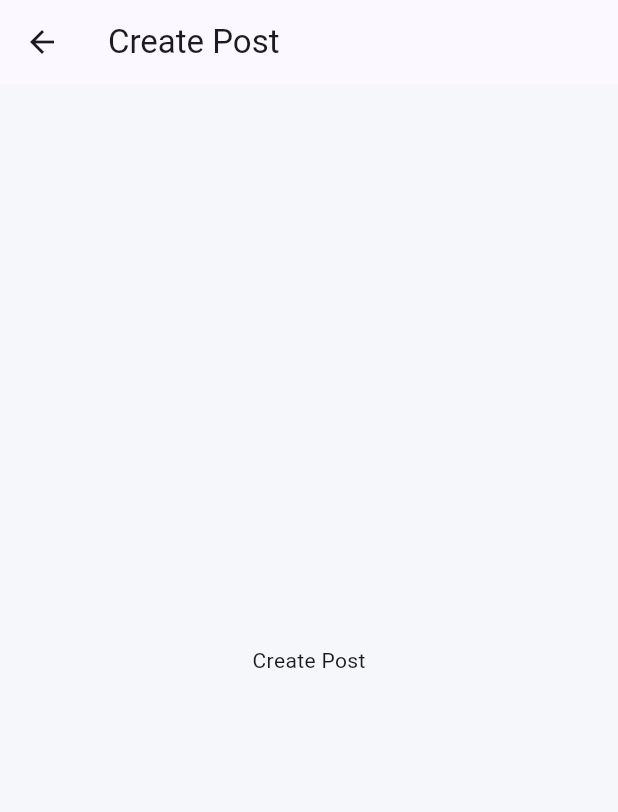
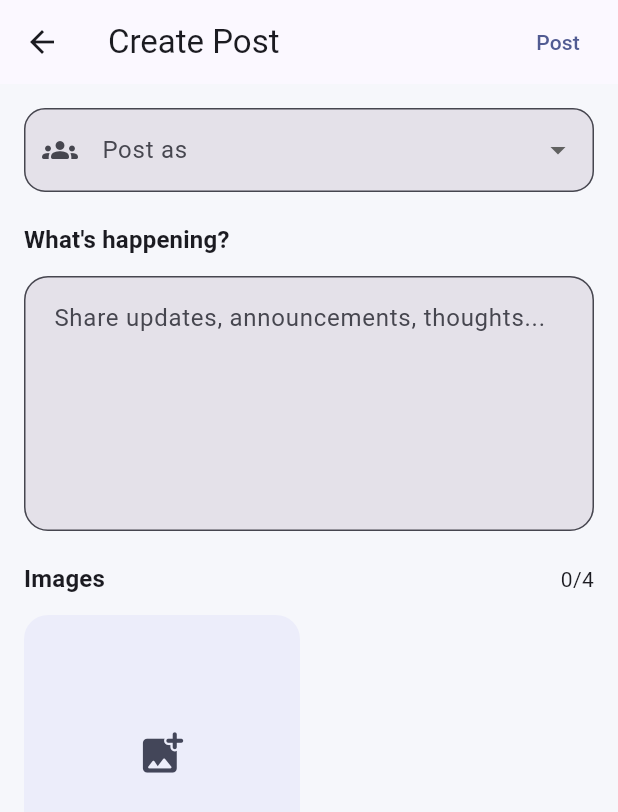
Before and after one commit to malijaffri/fccu_societies_hub, a Flutter app: the screen it shows after launch, after a tap on "Post", on a phone screen of 412 x 824 dp. Shown: the top 812 px of the screen. Run offline on Flutter 3.47's test engine with Material 3 defaults, Android fonts, the phone set to English and light mode, and no system bars; our stand-ins replace go_router, image_picker; network calls fail.

Commit message:
Implement create post functionality with media picker and society selector

```diff
--- a/lib/core/utils/number_formatter.dart
+++ b/lib/core/utils/number_formatter.dart
@@ -1,7 +1,9 @@
 import 'package:intl/intl.dart';
 
 String formatNumber(int number) {
-  if (number < 1000) return number.toString();
+  if (number < 1000) {
+    return number.toString();
+  }
 
   return NumberFormat.compact().format(number);
 }
--- a/lib/core/utils/time_formatter.dart
+++ b/lib/core/utils/time_formatter.dart
@@ -12,11 +12,21 @@ class TimeFormatter {
   static String formatPast(DateTime time) {
     final difference = DateTime.now().difference(time);
 
-    if (difference.inSeconds < 10) return 'Just now';
-    if (difference.inMinutes < 1) return '${difference.inSeconds}s ago';
-    if (difference.inHours < 1) return '${difference.inMinutes}m ago';
-    if (difference.inDays < 1) return '${difference.inHours}h ago';
-    if (difference.inDays < 7) return '${difference.inDays}d ago';
+    if (difference.inSeconds < 10) {
+      return 'Just now';
+    }
+    if (difference.inMinutes < 1) {
+      return '${difference.inSeconds}s ago';
+    }
+    if (difference.inHours < 1) {
+      return '${difference.inMinutes}m ago';
+    }
+    if (difference.inDays < 1) {
+      return '${difference.inHours}h ago';
+    }
+    if (difference.inDays < 7) {
+      return '${difference.inDays}d ago';
+    }
 
     return DateFormat.yMMMd().format(time);
   }
@@ -24,11 +34,21 @@ class TimeFormatter {
   static String formatFuture(DateTime time) {
     final difference = time.difference(DateTime.now());
 
-    if (difference.inSeconds < 10) return 'Now';
-    if (difference.inMinutes < 1) return 'In ${difference.inSeconds}s';
-    if (difference.inHours < 1) return 'In ${difference.inMinutes}m';
-    if (difference.inDays < 1) return 'In ${difference.inHours}h';
-    if (difference.inDays < 7) return 'In ${difference.inDays}d';
+    if (difference.inSeconds < 10) {
+      return 'Now';
+    }
+    if (difference.inMinutes < 1) {
+      return 'In ${difference.inSeconds}s';
+    }
+    if (difference.inHours < 1) {
+      return 'In ${difference.inMinutes}m';
+    }
+    if (difference.inDays < 1) {
+      return 'In ${difference.inHours}h';
+    }
+    if (difference.inDays < 7) {
+      return 'In ${difference.inDays}d';
+    }
 
     return DateFormat.yMMMd().format(time);
   }
--- a/lib/features/create_post/screens/create_post_screen.dart
+++ b/lib/features/create_post/screens/create_post_screen.dart
@@ -1,12 +1,161 @@
+import 'dart:io';
+
 import 'package:flutter/material.dart';
+import 'package:image_picker/image_picker.dart';
 
-class CreatePostScreen extends StatelessWidget {
+import 'package:fccu_societies_hub/core/theme/app_spacing.dart';
+import 'package:fccu_societies_hub/features/create_post/widgets/media_picker_section.dart';
+import 'package:fccu_societies_hub/features/create_post/widgets/post_composer_field.dart';
+import 'package:fccu_societies_hub/features/create_post/widgets/society_selector.dart';
+import 'package:fccu_societies_hub/mock/mock_societies.dart';
+
+class CreatePostScreen extends StatefulWidget {
   const CreatePostScreen({super.key});
 
   @override
-  Widget build(BuildContext context) => Scaffold(
-    appBar: AppBar(title: const Text('Create Post')),
+  State<CreatePostScreen> createState() => _CreatePostScreenState();
+}
 
-    body: const Center(child: Text('Create Post')),
-  );
+class _CreatePostScreenState extends State<CreatePostScreen> {
+  final _contentController = TextEditingController();
+
+  final List<File> _selectedImages = [];
+
+  String? _selectedSocietyId;
+
+  bool _isSubmitting = false;
+
+  @override
+  void dispose() {
+    _contentController.dispose();
+
+    super.dispose();
+  }
+
+  Future<void> _pickImages() async {
+    if (_selectedImages.length >= 4) {
+      return;
+    }
+
+    final picker = ImagePicker();
+
+    final images = await picker.pickMultiImage(imageQuality: 85);
+
+    if (images.isEmpty) {
+      return;
+    }
+
+    final remainingSlots = 4 - _selectedImages.length;
+
+    final limitedImages = images.take(remainingSlots);
+
+    setState(() => _selectedImages.addAll(limitedImages.map((image) => File(image.path))));
+  }
+
+  void _removeImage(File image) {
+    setState(() => _selectedImages.remove(image));
+  }
+
+  Future<void> _submit() async {
+    FocusScope.of(context).unfocus();
+
+    if (_selectedSocietyId == null) {
+      _showError('Please select a society.');
+
+      return;
+    }
+
+    if (_contentController.text.trim().isEmpty && _selectedImages.isEmpty) {
+      _showError('Your post is empty.');
+
+      return;
+    }
+
+    setState(() => _isSubmitting = true);
+
+    await Future.delayed(const Duration(seconds: 1));
+
+    if (!mounted) {
+      return;
+    }
+
+    Navigator.pop(context);
+  }
+
+  void _showError(String message) {
+    ScaffoldMessenger.of(context).showSnackBar(SnackBar(content: Text(message)));
+  }
+
+  @override
+  Widget build(BuildContext context) {
+    final theme = Theme.of(context);
+
+    return Scaffold(
+      appBar: AppBar(
+        title: const Text('Create Post'),
+
+        actions: [
+          Padding(
+            padding: const .only(right: AppSpacing.s_8),
+
+            child: TextButton(
+              onPressed: _isSubmitting ? null : _submit,
+
+              child: _isSubmitting
+                  ? const SizedBox(width: 18, height: 18, child: CircularProgressIndicator(strokeWidth: 2))
+                  : const Text('Post'),
+            ),
+          ),
+        ],
+      ),
+
+      resizeToAvoidBottomInset: true,
+
+      body: SafeArea(
+        child: SingleChildScrollView(
+          padding: const .all(AppSpacing.s_16),
+
+          child: Column(
+            crossAxisAlignment: CrossAxisAlignment.start,
+
+            children: [
+              SocietySelector(
+                societies: mockSocieties(),
+
+                value: _selectedSocietyId,
+
+                onChanged: (value) {
+                  setState(() => _selectedSocietyId = value);
+                },
+              ),
+
+              const SizedBox(height: AppSpacing.s_20),
+
+              ///
+              /// COMPOSER
+              ///
+              Text('What\'s happening?', style: theme.textTheme.titleMedium),
+
+              const SizedBox(height: AppSpacing.s_12),
+
+              PostComposerField(controller: _contentController),
+
+              const SizedBox(height: AppSpacing.s_20),
+
+              ///
+              /// MEDIA
+              ///
+              MediaPickerSection(
+                selectedImages: _selectedImages,
+
+                onAddImages: _pickImages,
+
+                onRemoveImage: _removeImage,
+              ),
+            ],
+          ),
+        ),
+      ),
+    );
+  }
 }
--- /dev/null
+++ b/lib/features/create_post/widgets/media_picker_section.dart
@@ -0,0 +1,119 @@
+import 'dart:io';
+
+import 'package:flutter/material.dart';
+
+import 'package:fccu_societies_hub/core/theme/app_radius.dart';
+import 'package:fccu_societies_hub/core/theme/app_spacing.dart';
+
+class MediaPickerSection extends StatelessWidget {
+  final List<File> selectedImages;
+
+  final VoidCallback onAddImages;
+
+  final ValueChanged<File> onRemoveImage;
+
+  const MediaPickerSection({
+    super.key,
+    required this.selectedImages,
+    required this.onAddImages,
+    required this.onRemoveImage,
+  });
+
+  @override
+  Widget build(BuildContext context) {
+    final theme = Theme.of(context);
+
+    return Column(
+      crossAxisAlignment: .start,
+      children: [
+        Row(
+          mainAxisAlignment: .spaceBetween,
+          children: [
+            Text('Images', style: theme.textTheme.titleMedium),
+
+            Text('${selectedImages.length}/4', style: theme.textTheme.bodyMedium),
+          ],
+        ),
+
+        const SizedBox(height: AppSpacing.s_12),
+
+        GridView.builder(
+          shrinkWrap: true,
+          physics: const NeverScrollableScrollPhysics(),
+          itemCount: selectedImages.length + 1,
+          gridDelegate: const SliverGridDelegateWithFixedCrossAxisCount(
+            crossAxisCount: 2,
+            crossAxisSpacing: AppSpacing.s_12,
+            mainAxisSpacing: AppSpacing.s_12,
+          ),
+          itemBuilder: (context, index) {
+            if (index == selectedImages.length) {
+              return _AddMediaTile(enabled: selectedImages.length < 4, onTap: onAddImages);
+            }
+
+            final image = selectedImages[index];
+
+            return _SelectedImageTile(image: image, onRemove: () => onRemoveImage(image));
+          },
+        ),
+      ],
+    );
+  }
+}
+
+class _AddMediaTile extends StatelessWidget {
+  final bool enabled;
+
+  final VoidCallback onTap;
+
+  const _AddMediaTile({required this.enabled, required this.onTap});
+
+  @override
+  Widget build(BuildContext context) {
+    final colorScheme = Theme.of(context).colorScheme;
+
+    return Material(
+      color: colorScheme.secondaryContainer.withValues(alpha: 0.45),
+      borderRadius: .circular(AppRadius.r_16),
+      child: InkWell(
+        onTap: enabled ? onTap : null,
+        borderRadius: .circular(AppRadius.r_16),
+        child: Center(
+          child: Icon(Icons.add_photo_alternate_rounded, size: 34, color: colorScheme.onSecondaryContainer),
+        ),
+      ),
+    );
+  }
+}
+
+class _SelectedImageTile extends StatelessWidget {
+  final File image;
+
+  final VoidCallback onRemove;
+
+  const _SelectedImageTile({required this.image, required this.onRemove});
+
+  @override
+  Widget build(BuildContext context) {
+    return ClipRRect(
+      borderRadius: .circular(AppRadius.r_16),
+
+      child: Stack(
+        fit: .expand,
+        children: [
+          Image.file(image, fit: .cover),
+
+          Positioned(
+            top: AppSpacing.s_8,
+            right: AppSpacing.s_8,
+            child: IconButton.filledTonal(
+              onPressed: onRemove,
+              style: IconButton.styleFrom(minimumSize: const .new(36, 36), padding: .zero),
+              icon: const Icon(Icons.close_rounded),
+            ),
+          ),
+        ],
+      ),
+    );
+  }
+}
--- /dev/null
+++ b/lib/features/create_post/widgets/post_composer_field.dart
@@ -0,0 +1,30 @@
+import 'package:flutter/material.dart';
+
+import 'package:fccu_societies_hub/core/theme/app_radius.dart';
+import 'package:fccu_societies_hub/core/theme/app_spacing.dart';
+
+class PostComposerField extends StatelessWidget {
+  final TextEditingController controller;
+
+  const PostComposerField({super.key, required this.controller});
+
+  @override
+  Widget build(BuildContext context) => TextField(
+    controller: controller,
+
+    minLines: 6,
+    maxLines: null,
+
+    textCapitalization: .sentences,
+
+    decoration: .new(
+      hintText: 'Share updates, announcements, thoughts...',
+
+      alignLabelWithHint: true,
+
+      contentPadding: const .all(AppSpacing.s_16),
+
+      border: OutlineInputBorder(borderRadius: .circular(AppRadius.r_16)),
+    ),
+  );
+}
--- /dev/null
+++ b/lib/features/create_post/widgets/society_selector.dart
@@ -0,0 +1,24 @@
+import 'package:flutter/material.dart';
+
+import 'package:fccu_societies_hub/models/society.dart';
+
+class SocietySelector extends StatelessWidget {
+  final List<Society> societies;
+
+  final String? value;
+
+  final ValueChanged<String?> onChanged;
+
+  const SocietySelector({super.key, required this.societies, required this.value, required this.onChanged});
+
+  @override
+  Widget build(BuildContext context) => DropdownButtonFormField<String>(
+    initialValue: value,
+
+    decoration: const .new(labelText: 'Post as', prefixIcon: Icon(Icons.groups_rounded)),
+
+    items: societies.map((society) => DropdownMenuItem(value: society.id, child: Text(society.name))).toList(),
+
+    onChanged: onChanged,
+  );
+}
--- a/lib/mock/mock_societies.dart
+++ b/lib/mock/mock_societies.dart
@@ -1 +1,13 @@
-// TODO
+import 'package:fccu_societies_hub/models/society.dart';
+
+List<Society> mockSocieties({int count = 10, String? id}) => List.generate(
+  count,
+  (i) => Society(
+    id: id ?? 'society_$i',
+    name: 'Society $i',
+    imageUrl: null,
+    bio: i % 2 == 0 ? null : 'Bio for Society $i\n\nWith newlines. **bold**. _italic_.',
+    isFollowed: i % 3 == 0,
+    isMember: i % 4 == 0,
+  ),
+);
--- a/pubspec.yaml
+++ b/pubspec.yaml
@@ -36,6 +36,7 @@ dependencies:
   cupertino_icons: ^1.0.8
   intl: ^0.20.2
   go_router: ^17.2.3
+  image_picker: ^1.2.2
 
 dev_dependencies:
   flutter_test:
```
Also changed, not shown: pubspec.lock, 5 other files.
